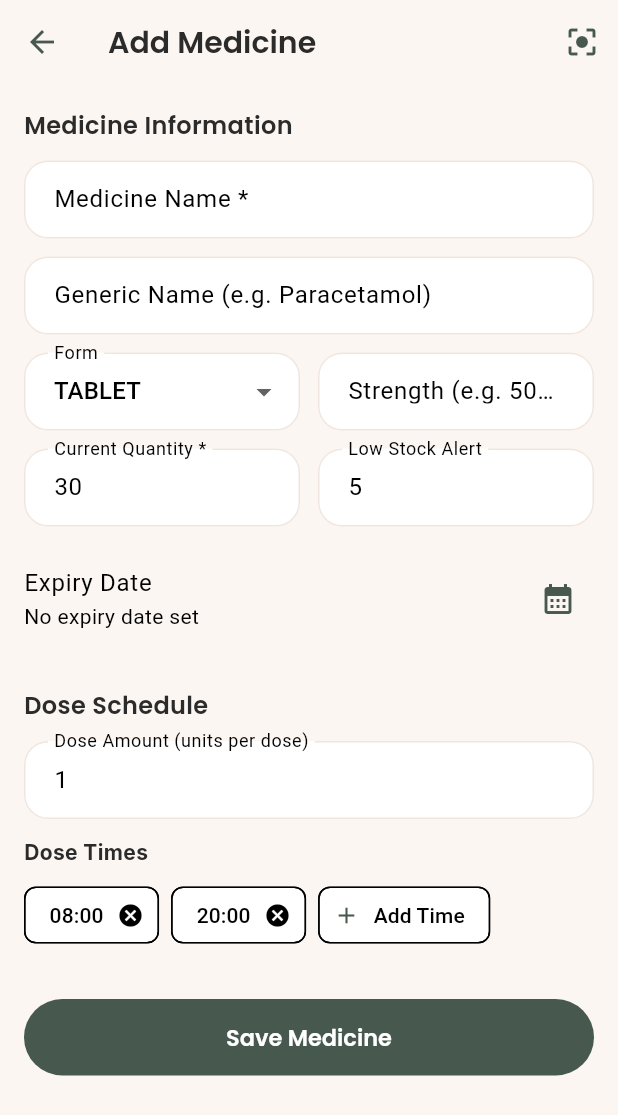
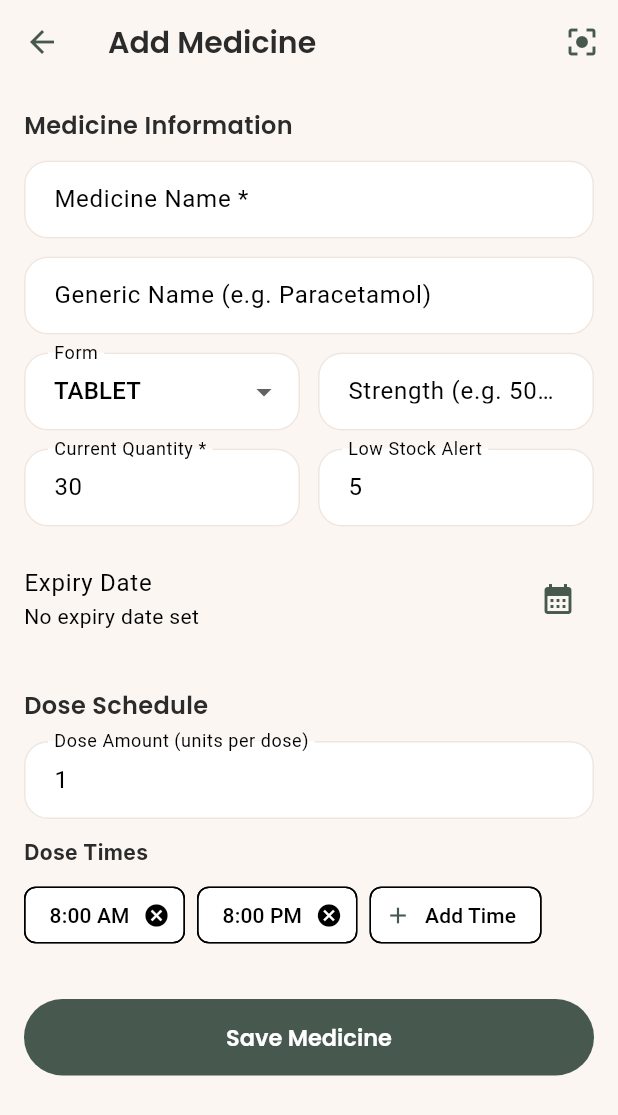
Before and after one commit to helix-77/MediTrack, a Flutter app: the screen it shows once a user with an empty profile is signed in, after a tap on "Add your first medicine", on a phone screen of 412 x 824 dp. Shown: the top 1115 px of the screen. Run offline on Flutter 3.47's test engine with Material 3 defaults, Android fonts, the phone set to English and light mode, and no system bars; our stand-ins replace cloud_firestore, firebase_ai, firebase_auth, firebase_core, flutter_local_notifications, flutter_timezone and 4 more; missing offline and left inert: google_mlkit_text_recognition; accounts and stored records are empty.

Commit message:
fix(time): update notification service with device timezone, 12-hour time formatting, and UI 12-hour format conversion

```diff
--- a/lib/screens/add_edit_medicine_screen.dart
+++ b/lib/screens/add_edit_medicine_screen.dart
@@ -8,6 +8,7 @@ import '../services/medicine_service.dart';
 import '../services/notification_service.dart';
 import '../theme/colors.dart';
 import '../theme/typography.dart';
+import '../utils/time_formatter.dart';
 
 class AddEditMedicineScreen extends StatefulWidget {
   final Medicine? medicine;
@@ -316,7 +317,7 @@ class _AddEditMedicineScreenState extends State<AddEditMedicineScreen> {
                 children: [
                   ..._doseTimes.map(
                     (t) => Chip(
-                      label: Text(t),
+                      label: Text(TimeFormatter.format24To12Hour(t)),
                       onDeleted: () {
                         if (_doseTimes.length > 1) {
                           setState(() => _doseTimes.remove(t));
--- a/lib/screens/home_screen.dart
+++ b/lib/screens/home_screen.dart
@@ -8,6 +8,7 @@ import '../services/auth_service.dart';
 import '../logic/refill_calculator.dart';
 import '../theme/colors.dart';
 import '../theme/typography.dart';
+import '../utils/time_formatter.dart';
 import 'add_edit_medicine_screen.dart';
 import 'medicine_detail_screen.dart';
 
@@ -365,7 +366,7 @@ class _HomeScreenState extends State<HomeScreen> {
             ),
           ),
           subtitle: Text(
-            '${item.timeString} • ${item.medicine.schedule.doseAmount} ${item.medicine.dosageForm ?? "unit(s)"} (${item.medicine.strength ?? ""})',
+            '${TimeFormatter.format24To12Hour(item.timeString)} • ${item.medicine.schedule.doseAmount} ${item.medicine.dosageForm ?? "unit(s)"} (${item.medicine.strength ?? ""})',
             style: AppTypography.bodySmall,
           ),
           trailing: isTaken
--- a/lib/screens/medicine_detail_screen.dart
+++ b/lib/screens/medicine_detail_screen.dart
@@ -7,6 +7,7 @@ import '../services/medicine_service.dart';
 import '../logic/refill_calculator.dart';
 import '../theme/colors.dart';
 import '../theme/typography.dart';
+import '../utils/time_formatter.dart';
 import 'add_edit_medicine_screen.dart';
 
 class MedicineDetailScreen extends StatefulWidget {
@@ -208,7 +209,7 @@ class _MedicineDetailScreenState extends State<MedicineDetailScreen> {
                                     ? AppColors.success
                                     : (log.status == DoseStatus.skipped ? AppColors.textSecondary : AppColors.danger),
                               ),
-                              title: Text(DateFormat('EEE, MMM d • HH:mm').format(log.scheduledAt)),
+                              title: Text(TimeFormatter.formatDateTime12Hour(log.scheduledAt)),
                               subtitle: Text('Status: ${log.status.name.toUpperCase()}'),
                             ),
                           ),
--- a/lib/services/notification_service.dart
+++ b/lib/services/notification_service.dart
@@ -1,4 +1,7 @@
+import 'package:flutter/foundation.dart';
 import 'package:flutter_local_notifications/flutter_local_notifications.dart';
+import 'package:flutter_timezone/flutter_timezone.dart';
+import 'package:intl/intl.dart';
 import 'package:timezone/data/latest_all.dart' as tz;
 import 'package:timezone/timezone.dart' as tz;
 import '../models/medicine.dart';
@@ -10,9 +13,20 @@ class NotificationService {
   NotificationService._internal();
 
   final FlutterLocalNotificationsPlugin _notificationsPlugin = FlutterLocalNotificationsPlugin();
+  bool _initialized = false;
 
   Future<void> init() async {
+    if (_initialized) return;
+
     tz.initializeTimeZones();
+
+    // Configure device local timezone
+    try {
+      final String timeZoneName = await FlutterTimezone.getLocalTimezone();
+      tz.setLocalLocation(tz.getLocation(timeZoneName));
+    } catch (e) {
+      debugPrint('Could not set local location timezone: $e');
+    }
 
     const androidSettings = AndroidInitializationSettings('@mipmap/ic_launcher');
     const iosSettings = DarwinInitializationSettings(
@@ -29,20 +43,50 @@ class NotificationService {
     await _notificationsPlugin.initialize(
       initSettings,
       onDidReceiveNotificationResponse: (NotificationResponse response) {
-        // Handle notification tap if needed
+        // Handle notification response/tap if needed
       },
     );
 
-    // Request notification & exact alarm permissions on Android 13+ / 14+
+    // Create high-priority Android Notification Channels
     final androidImplementation =
         _notificationsPlugin.resolvePlatformSpecificImplementation<AndroidFlutterLocalNotificationsPlugin>();
     if (androidImplementation != null) {
+      const AndroidNotificationChannel doseChannel = AndroidNotificationChannel(
+        'dose_reminders',
+        'Dose Reminders',
+        description: 'Notifications for taking scheduled medicine doses',
+        importance: Importance.max,
+        playSound: true,
+      );
+
+      const AndroidNotificationChannel expiryChannel = AndroidNotificationChannel(
+        'expiry_alerts',
+        'Expiry Alerts',
+        description: 'Notifications when medicine is nearing expiration',
+        importance: Importance.high,
+      );
+
+      const AndroidNotificationChannel refillChannel = AndroidNotificationChannel(
+        'refill_alerts',
+        'Refill Alerts',
+        description: 'Notifications when medicine stock is running low',
+        importance: Importance.high,
+      );
+
+      await androidImplementation.createNotificationChannel(doseChannel);
+      await androidImplementation.createNotificationChannel(expiryChannel);
+      await androidImplementation.createNotificationChannel(refillChannel);
+
       await androidImplementation.requestNotificationsPermission();
       await androidImplementation.requestExactAlarmsPermission();
     }
+
+    _initialized = true;
   }
 
   Future<void> scheduleMedicineNotifications(Medicine medicine) async {
+    await init();
+
     final baseId = medicine.id.hashCode.abs() % 100000;
     await cancelMedicineNotifications(medicine.id);
 
@@ -58,11 +102,12 @@ class NotificationService {
       final minute = int.tryParse(parts[1]) ?? 0;
 
       final notificationId = baseId + i;
+      final time12Hr = _format12Hour(hour, minute);
 
       await _safeZonedSchedule(
         id: notificationId,
         title: 'Dose Reminder: ${medicine.name}',
-        body: 'Time to take ${medicine.schedule.doseAmount} ${medicine.dosageForm ?? "unit(s)"} (${medicine.strength ?? ""})',
+        body: 'Time for $time12Hr dose: Take ${medicine.schedule.doseAmount} ${medicine.dosageForm ?? "unit(s)"} (${medicine.strength ?? ""})',
         scheduledDate: _nextInstanceOfTime(hour, minute),
         notificationDetails: const NotificationDetails(
           android: AndroidNotificationDetails(
@@ -71,8 +116,13 @@ class NotificationService {
             channelDescription: 'Notifications for taking scheduled doses',
             importance: Importance.max,
             priority: Priority.high,
+            playSound: true,
           ),
-          iOS: DarwinNotificationDetails(),
+          iOS: DarwinNotificationDetails(
+            presentAlert: true,
+            presentBadge: true,
+            presentSound: true,
+          ),
         ),
         matchDateTimeComponents: DateTimeComponents.time,
       );
@@ -98,7 +148,11 @@ class NotificationService {
               importance: Importance.high,
               priority: Priority.high,
             ),
-            iOS: DarwinNotificationDetails(),
+            iOS: DarwinNotificationDetails(
+              presentAlert: true,
+              presentBadge: true,
+              presentSound: true,
+            ),
           ),
         );
       }
@@ -120,7 +174,11 @@ class NotificationService {
               importance: Importance.high,
               priority: Priority.high,
             ),
-            iOS: DarwinNotificationDetails(),
+            iOS: DarwinNotificationDetails(
+              presentAlert: true,
+              presentBadge: true,
+              presentSound: true,
+            ),
           ),
         );
       } catch (_) {}
@@ -179,4 +237,10 @@ class NotificationService {
     }
     return scheduledDate;
   }
+
+  String _format12Hour(int hour, int minute) {
+    final now = DateTime.now();
+    final dt = DateTime(now.year, now.month, now.day, hour, minute);
+    return DateFormat('h:mm a').format(dt);
+  }
 }
--- /dev/null
+++ b/lib/utils/time_formatter.dart
@@ -0,0 +1,29 @@
+import 'package:flutter/material.dart';
+import 'package:intl/intl.dart';
+
+class TimeFormatter {
+  /// Converts a 24-hour time string ("15:55", "08:00", "20:00") to a 12-hour formatted string ("3:55 PM", "8:00 AM", "8:00 PM").
+  static String format24To12Hour(String time24) {
+    if (time24.isEmpty) return time24;
+    final parts = time24.split(':');
+    if (parts.length != 2) return time24;
+
+    final hour = int.tryParse(parts[0]) ?? 8;
+    final minute = int.tryParse(parts[1]) ?? 0;
+    final now = DateTime.now();
+    final dt = DateTime(now.year, now.month, now.day, hour, minute);
+    return DateFormat('h:mm a').format(dt);
+  }
+
+  /// Formats a DateTime object into 12-hour format (e.g. "Thu, Jul 23 • 3:55 PM").
+  static String formatDateTime12Hour(DateTime dateTime) {
+    return DateFormat('EEE, MMM d • h:mm a').format(dateTime);
+  }
+
+  /// Converts TimeOfDay to 24-hour string format for backend storage ("15:55").
+  static String timeOfDayTo24Hour(TimeOfDay time) {
+    final hourStr = time.hour.toString().padLeft(2, '0');
+    final minuteStr = time.minute.toString().padLeft(2, '0');
+    return '$hourStr:$minuteStr';
+  }
+}
--- a/pubspec.yaml
+++ b/pubspec.yaml
@@ -46,6 +46,7 @@ dependencies:
   google_mlkit_text_recognition: ^0.14.0
   firebase_ai: ^2.3.0
   google_sign_in: ^6.2.2
+  flutter_timezone: ^3.0.1
 
 dev_dependencies:
   flutter_test:
```
Also changed, not shown: pubspec.lock.
